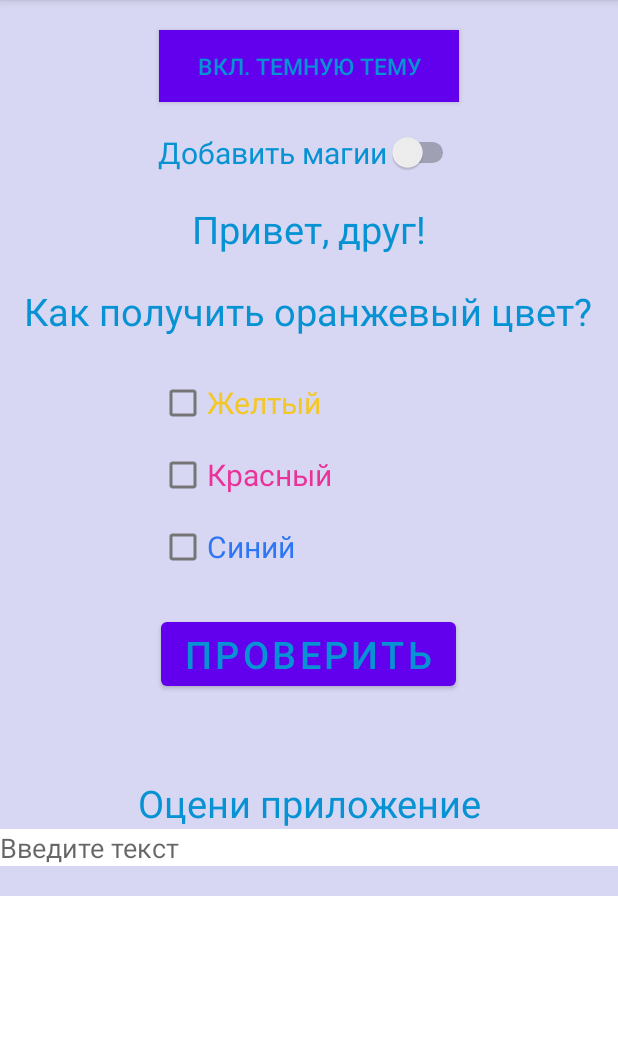
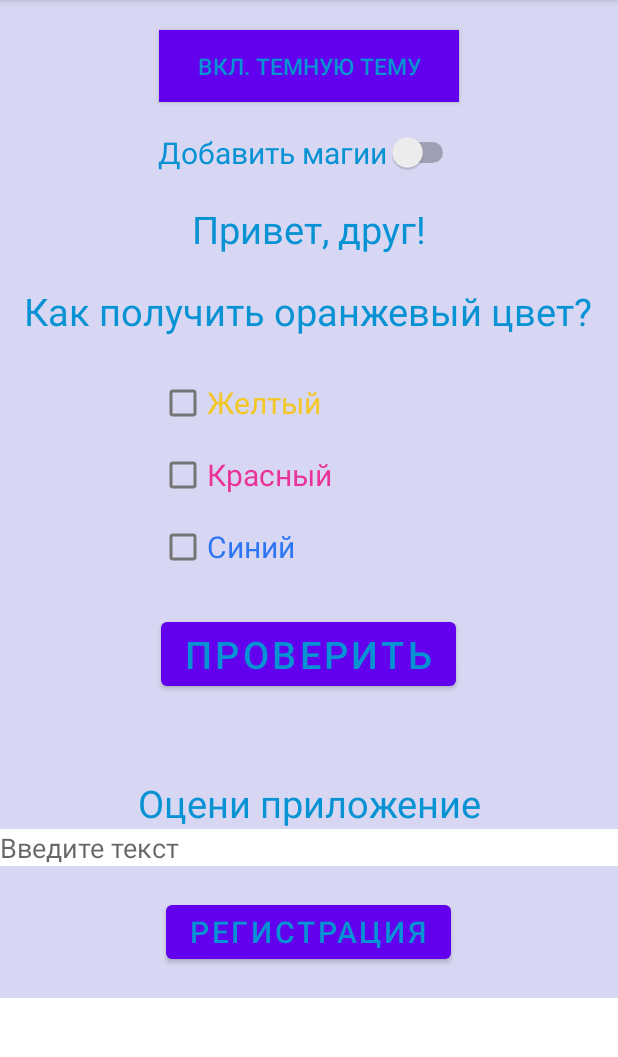
Before and after one commit to omy-q/FirstAndroidApp, an Android app: the screen it shows after launch (MainActivity), on a phone screen of 412 x 824 dp, the part 84-1141 px from its top. Run offline under Robolectric (Android 15) with nearby library versions, the phone set to English and light mode, and no system bars.

Commit message:
add new activity

```diff
--- a/app/src/main/AndroidManifest.xml
+++ b/app/src/main/AndroidManifest.xml
@@ -16,6 +16,8 @@
                 <category android:name="android.intent.category.LAUNCHER" />
             </intent-filter>
         </activity>
+        <activity android:name=".EditTextActivity" >
+        </activity>
     </application>
 
 </manifest>
--- a/app/src/main/java/com/example/firstapp/MainActivity.java
+++ b/app/src/main/java/com/example/firstapp/MainActivity.java
@@ -3,6 +3,7 @@ package com.example.firstapp;
 import androidx.appcompat.app.AppCompatActivity;
 import androidx.core.content.res.ResourcesCompat;
 
+import android.content.Intent;
 import android.os.Bundle;
 import android.view.View;
 import android.widget.Button;
@@ -29,6 +30,7 @@ public class MainActivity extends AppCompatActivity {
         CheckBox checkBox3 = findViewById(R.id.blue);
         TextView result = findViewById(R.id.result);
         Switch switch_magic = findViewById(R.id.magic);
+        Button reg = findViewById(R.id.reg);
 
         CompoundButton.OnCheckedChangeListener listener = (buttonView, isChecked) -> {
             if (switch_magic.isChecked()) {
@@ -57,6 +59,17 @@ public class MainActivity extends AppCompatActivity {
             }
         });
 
+        reg.setOnClickListener(new View.OnClickListener() {
+            @Override
+            public void onClick(View v) {
+                Intent intent = new Intent(MainActivity.this, EditTextActivity.class);
+                startActivity(intent);
+
+            }
+        });
+
+
+
 
 
 
--- a/app/src/main/res/layout/activity_main.xml
+++ b/app/src/main/res/layout/activity_main.xml
@@ -110,5 +110,15 @@
             android:hint="@string/input_user_text"
             android:layout_marginBottom="20dp"/>
 
+        <Button
+            android:id="@+id/reg"
+            android:layout_width="wrap_content"
+            android:layout_height="wrap_content"
+            android:text="@string/registration"
+            android:textColor="@color/text"
+            android:textSize="20sp"
+            android:layout_marginBottom="20dp"/>
+
+
     </LinearLayout>
 </ScrollView>
```
Also changed, not shown: app/src/main/java/com/example/firstapp/EditTextActivity.java (added, +15 -0 lines).
